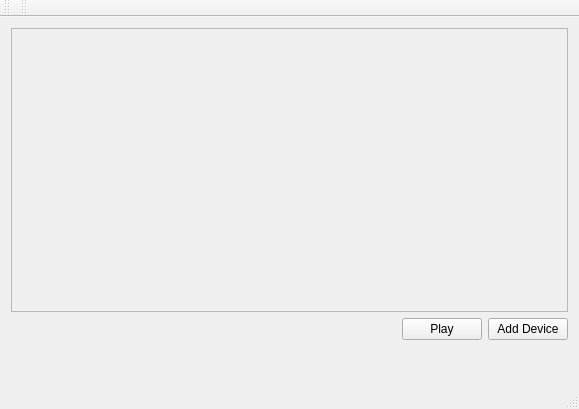
Qt form mainwindow.ui (Painkhw/HIKVersion) before a commit.
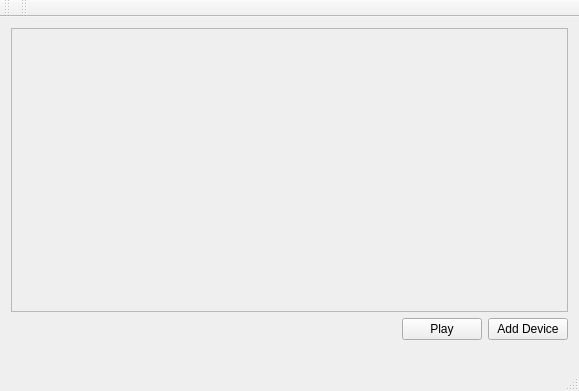
The same form after that commit.

Commit message: add dialog and mainwindow title

What changed in the file:
```diff
--- a/mainwindow.ui
+++ b/mainwindow.ui
@@ -7,7 +7,7 @@
     <x>0</x>
     <y>0</y>
     <width>579</width>
-    <height>409</height>
+    <height>391</height>
    </rect>
   </property>
   <property name="windowTitle">
```
Left out of the diff: 26 changed lines with no effect on the pictures. The commit also changes 1 other file.
